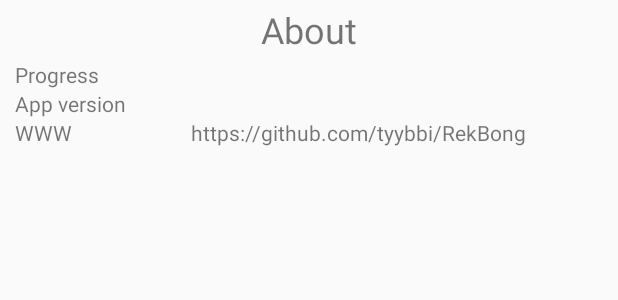
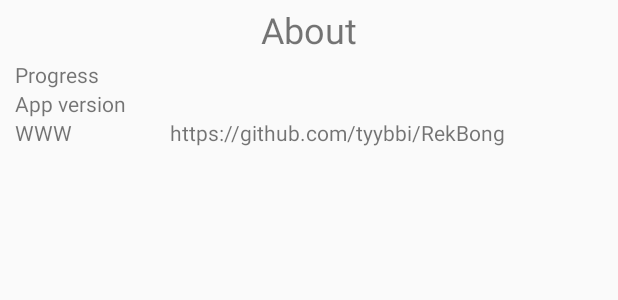
Before and after one commit to tyybbi/RekBong, an Android app: the layout dialog_about.xml on its own in the app's theme, with its tools: preview values and no code run, on a phone screen of 412 x 824 dp. Shown: the top 300 px of the screen. Run offline under Robolectric (Android 15) with nearby library versions, the phone set to English and light mode, and no system bars.

Commit message:
Add temporary launcher icons + minor tweak here and there

```diff
--- a/app/build.gradle
+++ b/app/build.gradle
@@ -7,8 +7,8 @@ android {
         applicationId "com.tyybbi.rekbong"
         minSdkVersion 15
         targetSdkVersion 29
-        versionCode 150000201
-        versionName "0.2.1"
+        versionCode 150000202
+        versionName "0.2.2"
         testInstrumentationRunner "androidx.test.runner.AndroidJUnitRunner"
     }
     buildTypes {
--- a/app/src/main/java/com/tyybbi/rekbong/DBHandler.java
+++ b/app/src/main/java/com/tyybbi/rekbong/DBHandler.java
@@ -65,9 +65,8 @@ public class DBHandler extends SQLiteOpenHelper {
             // Reverse spotting order, ie. from 999 to 1
             sql = "SELECT * FROM " + TABLE_plates + " ORDER BY " + KEY_NUMBER_PART;
         }
-        Cursor c = db.rawQuery(sql, null);
 
-        return c;
+        return db.rawQuery(sql, null);
     }
 
     public int getNextPlateNum(boolean reverse) {
--- a/app/src/main/java/com/tyybbi/rekbong/MainActivity.java
+++ b/app/src/main/java/com/tyybbi/rekbong/MainActivity.java
@@ -298,7 +298,7 @@ public class MainActivity extends AppCompatActivity {
                 String plate = String.valueOf(numberPart);
                 plateText.setText(plate);
             } else {
-                String plate = letterPart + DASH + String.valueOf(numberPart);
+                String plate = letterPart + DASH + numberPart;
                 plateText.setText(plate);
             }
         }
--- a/app/src/main/res/layout/dialog_about.xml
+++ b/app/src/main/res/layout/dialog_about.xml
@@ -31,7 +31,7 @@
             android:id="@+id/aboutDlgPercentValTv"
             android:layout_width="0dp"
             android:layout_height="match_parent"
-            android:layout_weight="5"
+            android:layout_weight="1"
             android:gravity="center"
             android:textStyle="bold" />
 
@@ -56,7 +56,7 @@
             android:id="@+id/aboutDlgVersionValTv"
             android:layout_width="0dp"
             android:layout_height="wrap_content"
-            android:layout_weight="5"
+            android:layout_weight="1"
             android:gravity="center"
             android:textSize="14sp"
             android:textStyle="bold" />
@@ -73,9 +73,9 @@
 
         <TextView
             android:id="@+id/aboutDlgWWWTv"
-            android:layout_width="0dp"
+            android:layout_width="wrap_content"
             android:layout_height="wrap_content"
-            android:layout_weight="1"
+            android:layout_weight="0"
             android:text="@string/about_dlg_www"
             android:textSize="14sp" />
 
@@ -83,7 +83,7 @@
             android:id="@+id/aboutDlgGitTv"
             android:layout_width="0dp"
             android:layout_height="wrap_content"
-            android:layout_weight="5"
+            android:layout_weight="1"
             android:gravity="center"
             android:text="@string/about_dlg_git"
             android:textAllCaps="false"
--- a/app/src/main/res/mipmap-anydpi-v26/ic_launcher.xml
+++ b/app/src/main/res/mipmap-anydpi-v26/ic_launcher.xml
@@ -1,5 +1,5 @@
 <?xml version="1.0" encoding="utf-8"?>
 <adaptive-icon xmlns:android="http://schemas.android.com/apk/res/android">
-    <background android:drawable="@drawable/ic_launcher_background" />
-    <foreground android:drawable="@drawable/ic_launcher_foreground" />
+    <background android:drawable="@color/ic_launcher_background"/>
+    <foreground android:drawable="@drawable/ic_launcher_foreground"/>
 </adaptive-icon>
--- a/app/src/main/res/mipmap-anydpi-v26/ic_launcher_round.xml
+++ b/app/src/main/res/mipmap-anydpi-v26/ic_launcher_round.xml
@@ -1,5 +1,5 @@
 <?xml version="1.0" encoding="utf-8"?>
 <adaptive-icon xmlns:android="http://schemas.android.com/apk/res/android">
-    <background android:drawable="@drawable/ic_launcher_background" />
-    <foreground android:drawable="@drawable/ic_launcher_foreground" />
+    <background android:drawable="@color/ic_launcher_background"/>
+    <foreground android:drawable="@drawable/ic_launcher_foreground"/>
 </adaptive-icon>
--- /dev/null
+++ b/app/src/main/res/values/ic_launcher_background.xml
@@ -0,0 +1,4 @@
+<?xml version="1.0" encoding="utf-8"?>
+<resources>
+    <color name="ic_launcher_background">#0D7829</color>
+</resources>
```
Also changed, not shown: app/src/main/res/drawable/ic_launcher_foreground.xml (added, +13 -0 lines), app/src/main/ic_launcher-web.png (added), app/src/main/res/mipmap-hdpi/ic_launcher.png, app/src/main/res/mipmap-hdpi/ic_launcher_round.png, app/src/main/res/mipmap-mdpi/ic_launcher.png, app/src/main/res/mipmap-mdpi/ic_launcher_round.png, app/src/main/res/mipmap-xhdpi/ic_launcher.png, app/src/main/res/mipmap-xhdpi/ic_launcher_round.png, app/src/main/res/mipmap-xxhdpi/ic_launcher.png, app/src/main/res/mipmap-xxhdpi/ic_launcher_round.png, app/src/main/res/mipmap-xxxhdpi/ic_launcher.png, app/src/main/res/mipmap-xxxhdpi/ic_launcher_round.png.
